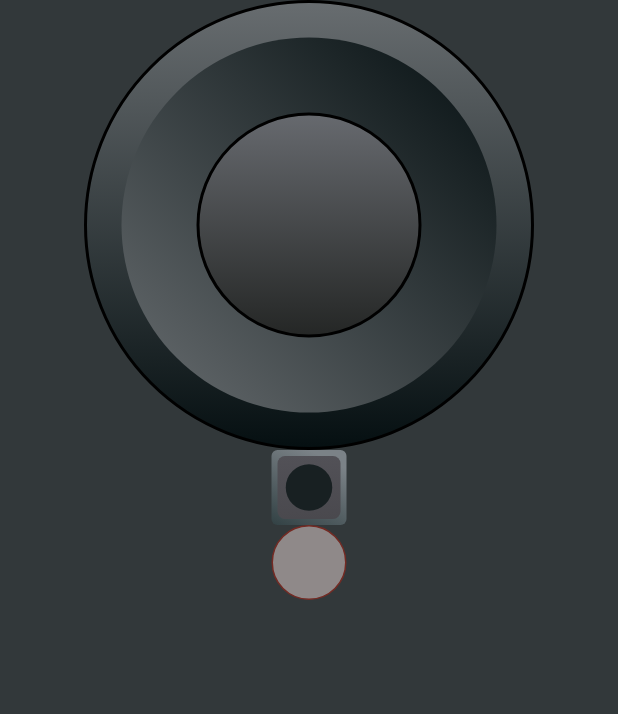
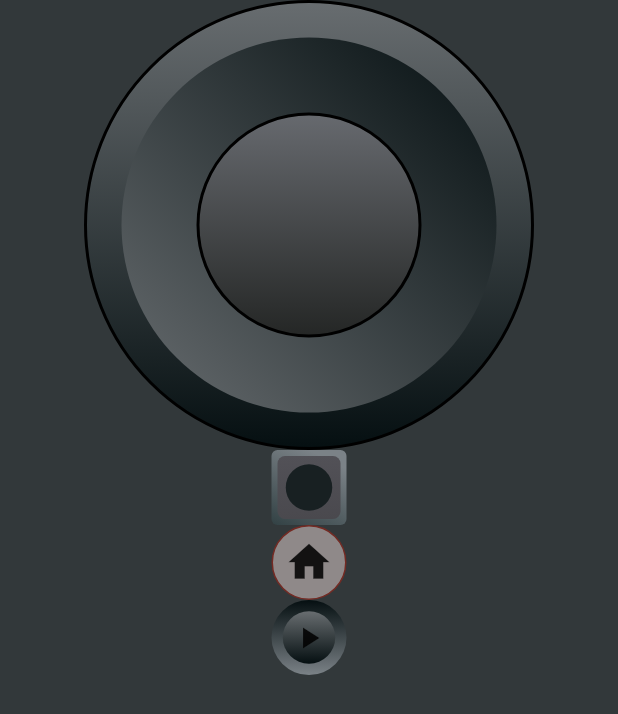
Before and after one commit to GustavoRodriguesDev/nintendo_switch, a Flutter app: the screen it shows after launch, on a phone screen of 412 x 824 dp. Shown: the top 714 px of the screen. Run offline on Flutter 3.47's test engine with Material 2 defaults, Android fonts, the phone set to English and light mode, and no system bars.

Commit message:
Botão direcioal feito

```diff
--- a/lib/appWidget.dart
+++ b/lib/appWidget.dart
@@ -1,3 +1,5 @@
+// ignore_for_file: file_names
+
 import 'package:flutter/material.dart';
 import 'package:nintendo_switch/nintendo.dart';
 
@@ -11,7 +13,7 @@ class AppWidget extends StatefulWidget {
 class _AppWidgetState extends State<AppWidget> {
   @override
   Widget build(BuildContext context) {
-    return MaterialApp(
+    return const MaterialApp(
       home: NintendoSwitch(),
       debugShowCheckedModeBanner: false,
     );
--- a/lib/componentes/bigButton.dart
+++ b/lib/componentes/bigButton.dart
@@ -1,4 +1,4 @@
-// ignore_for_file: prefer_const_constructors, prefer_const_literals_to_create_immutables
+// ignore_for_file: prefer_const_constructors, prefer_const_literals_to_create_immutables, file_names
 
 import 'package:flutter/material.dart';
 
--- /dev/null
+++ b/lib/componentes/directionalButton.dart
@@ -0,0 +1,88 @@
+// ignore_for_file: prefer_const_constructors, prefer_const_literals_to_create_immutables
+
+import 'package:flutter/material.dart';
+
+class DirectionalButton extends StatelessWidget {
+  const DirectionalButton({Key? key}) : super(key: key);
+
+  @override
+  Widget build(BuildContext context) {
+    return Container(
+      child: Column(
+        children: [
+          DirecinalUp(),
+        ],
+      ),
+    );
+  }
+}
+
+class DirecinalUp extends StatelessWidget {
+  const DirecinalUp({Key? key}) : super(key: key);
+
+  @override
+  Widget build(BuildContext context) {
+    return Container(
+      height: 50,
+      width: 50,
+      alignment: Alignment.center,
+      decoration: BoxDecoration(
+        shape: BoxShape.circle,
+        gradient: LinearGradient(
+          begin: Alignment.bottomCenter,
+          end: Alignment.topCenter,
+          colors: [
+            Color(0xFF7B8287),
+            Color(0xFF050F11),
+          ],
+        ),
+      ),
+      child: Container(
+        width: 35,
+        height: 35,
+        alignment: Alignment.center,
+        decoration: BoxDecoration(
+          shape: BoxShape.circle,
+          gradient: LinearGradient(
+            begin: Alignment.topCenter,
+            end: Alignment.bottomCenter,
+            colors: [
+              Color(0xFF686D70),
+              Color(0xFF050F11),
+            ],
+          ),
+        ),
+        child: Icon(
+          Icons.play_arrow,
+        ),
+      ),
+    );
+  }
+}
+
+class DirecionalLeft extends StatelessWidget {
+  const DirecionalLeft({Key? key}) : super(key: key);
+
+  @override
+  Widget build(BuildContext context) {
+    return Container();
+  }
+}
+
+class DirecionalDown extends StatelessWidget {
+  const DirecionalDown({Key? key}) : super(key: key);
+
+  @override
+  Widget build(BuildContext context) {
+    return Container();
+  }
+}
+
+class DirecionalRight extends StatelessWidget {
+  const DirecionalRight({Key? key}) : super(key: key);
+
+  @override
+  Widget build(BuildContext context) {
+    return Container();
+  }
+}
--- a/lib/componentes/homeButton.dart
+++ b/lib/componentes/homeButton.dart
@@ -1,3 +1,5 @@
+// ignore_for_file: prefer_const_constructors, file_names
+
 import 'package:flutter/material.dart';
 
 class HomeButton extends StatelessWidget {
@@ -15,6 +17,10 @@ class HomeButton extends StatelessWidget {
         borderRadius: BorderRadius.circular(50),
         color: Color(0xFF8F8989),
       ),
+      child: Icon(
+        Icons.home,
+        size: 33,
+      ),
     );
   }
 }
--- a/lib/componentes/soundButton.dart
+++ b/lib/componentes/soundButton.dart
@@ -1,4 +1,4 @@
-// ignore_for_file: prefer_const_constructors, prefer_const_literals_to_create_immutables
+// ignore_for_file: prefer_const_constructors, prefer_const_literals_to_create_immutables, file_names
 
 import 'package:flutter/material.dart';
 
--- a/lib/main.dart
+++ b/lib/main.dart
@@ -1,3 +1,5 @@
+// ignore_for_file: prefer_const_constructors
+
 import 'package:flutter/cupertino.dart';
 import 'package:nintendo_switch/appWidget.dart';
 
--- a/lib/nintendo.dart
+++ b/lib/nintendo.dart
@@ -2,6 +2,7 @@
 
 import 'package:flutter/material.dart';
 import 'package:nintendo_switch/componentes/bigButton.dart';
+import 'package:nintendo_switch/componentes/directionalButton.dart';
 import 'package:nintendo_switch/componentes/homeButton.dart';
 import 'package:nintendo_switch/componentes/soundButton.dart';
 
@@ -25,7 +26,8 @@ class _NintendoSwitchState extends State<NintendoSwitch> {
               size: 300,
             ),
             SoundButton(),
-            HomeButton()
+            HomeButton(),
+            DirectionalButton()
           ],
         ),
       ),
```
